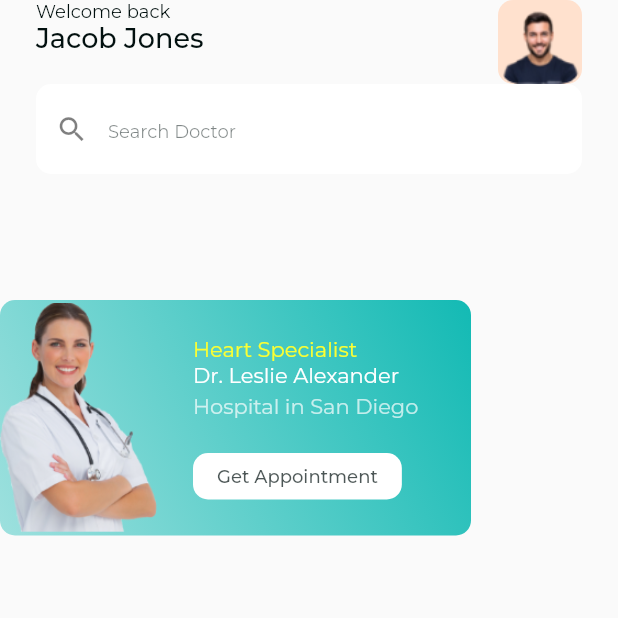
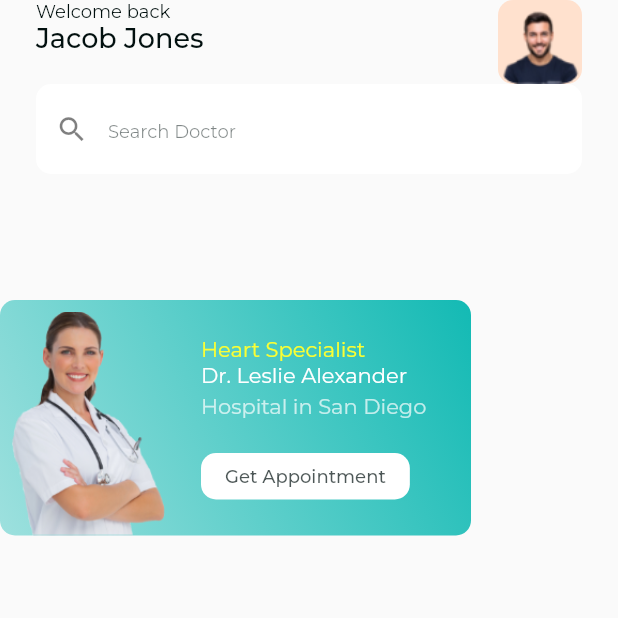
Before and after one commit to romofel/flutter-ui_practice-medical, a Flutter app: the screen it shows after launch, on a phone screen of 412 x 824 dp, the top half of it. Run offline on Flutter 3.47's test engine with Material 2 defaults, Android fonts, the phone set to English and light mode, and no system bars; our stand-ins replace google_fonts.

Commit message:
Add spacing to the image

```diff
--- a/lib/screens/home_screen.dart
+++ b/lib/screens/home_screen.dart
@@ -28,7 +28,9 @@ class HomeScreen extends StatelessWidget {
                       borderRadius: BorderRadius.circular(10),
                     ),
                     child: Row(
+                      crossAxisAlignment: CrossAxisAlignment.end,
                       children: [
+                        const SizedBox(width: 8),
                         Expanded(
                           child: Image.asset(
                             'assets/images/home_screen/hero_doctor@3x.png',
```
